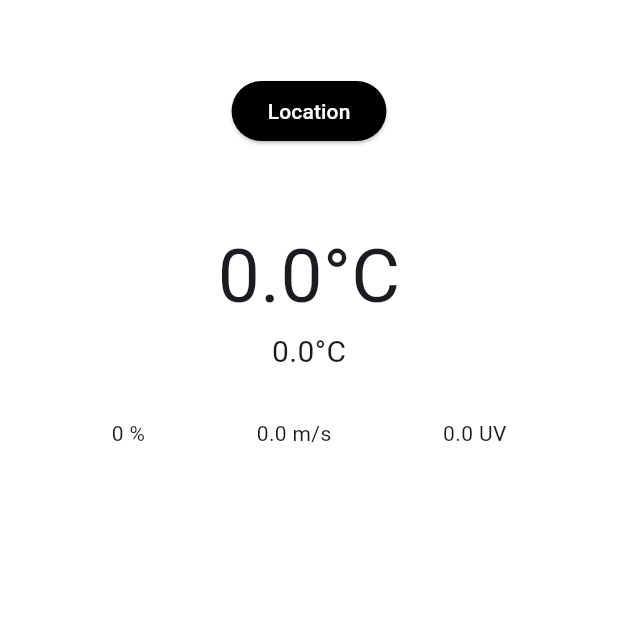
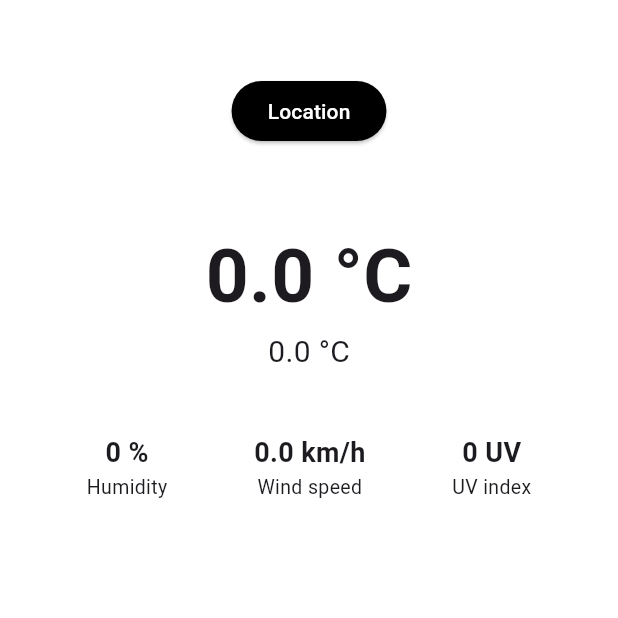
Before and after one commit to drapek9/WeatherApp_flutter, a Flutter app: the screen it shows after launch, on a phone screen of 412 x 824 dp, the top half of it. Run offline on Flutter 3.47's test engine with Material 3 defaults, Android fonts, the phone set to English and light mode, and no system bars; our stand-ins replace flutter_spinkit; network calls fail.

Commit message:
podtexty jsou podle jedné předlohy

```diff
--- a/lib/data/data_main.dart
+++ b/lib/data/data_main.dart
@@ -9,7 +9,7 @@ class Location {
     double feel_temperature = 0;
     int humidity = 0;
     double wind_speed = 0;
-    double uv_index = 0;
+    int uv_index = 0;
 
     void get_data() async {
         Response data = await get(Uri.parse("http://api.weatherapi.com/v1/current.json?key=fe26cfcaf9d04f55896112751251502&q=$location&aqi=no"));
@@ -17,7 +17,8 @@ class Location {
         temperature = data_body["temp_c"];
         feel_temperature = data_body["feelslike_c"];
         humidity = data_body["humidity"];
-        wind_speed = data_body["gust_mph"];
-        uv_index = data_body["uv"];
+        wind_speed = data_body["gust_kph"];
+        uv_index = (data_body["uv"]*10).round();
+        print(data_body);
     }
 }
--- a/lib/home/home_main.dart
+++ b/lib/home/home_main.dart
@@ -45,13 +45,14 @@ class _HomeScreenState extends State<HomeScreen> {
                 mainAxisAlignment: MainAxisAlignment.center,
                 children: [
                   Text(
-                    inf_location.temperature.toString() + "°C",
+                    inf_location.temperature.toString() + " °C",
                     style: TextStyle(
-                      fontSize: 50
+                      fontSize: 50,
+                      fontWeight: FontWeight.bold
                     ),
                     ),
                   Text(
-                    inf_location.feel_temperature.toString() + "°C",
+                    inf_location.feel_temperature.toString() + " °C",
                     style: TextStyle(
                       fontSize: 20
                     ),
@@ -60,20 +61,14 @@ class _HomeScreenState extends State<HomeScreen> {
                 ],
               ),
               SizedBox(
-                height: 30,
+                height: 40,
               ),
               Row(
                 mainAxisAlignment: MainAxisAlignment.spaceEvenly,
                 children: [
-                  Text(
-                    inf_location.humidity.toString() + " %"
-                  ),
-                  Text(
-                    inf_location.wind_speed.toString() + " m/s"
-                  ),
-                  Text(
-                    inf_location.uv_index.toString() + " UV"
-                  )
+                  BottomInf(top_inf: inf_location.humidity.toString() + " %", bottom_inf: "Humidity"),
+                  BottomInf(top_inf: inf_location.wind_speed.toString() + " km/h", bottom_inf: "Wind speed"),
+                  BottomInf(top_inf: inf_location.uv_index.toString() + " UV", bottom_inf: "UV index"),
                 ],
               )
             ],
@@ -83,3 +78,37 @@ class _HomeScreenState extends State<HomeScreen> {
     );
   }
 }
+
+class BottomInf extends StatefulWidget {
+  // const BottomInf({super.key});
+  final String top_inf;
+  final String bottom_inf;
+
+  BottomInf({required this.top_inf, required this.bottom_inf});
+
+  @override
+  State<BottomInf> createState() => _BottomInfState();
+}
+
+class _BottomInfState extends State<BottomInf> {
+  @override
+  Widget build(BuildContext context) {
+    return Column(
+      children: [
+        Text(
+          widget.top_inf,
+          style: TextStyle(
+            fontSize: 18,
+            fontWeight: FontWeight.bold
+          ),
+        ),
+        Text(
+          widget.bottom_inf,
+          style: TextStyle(
+            fontSize: 13
+          ),
+        )
+      ],
+    );
+  }
+}
```
